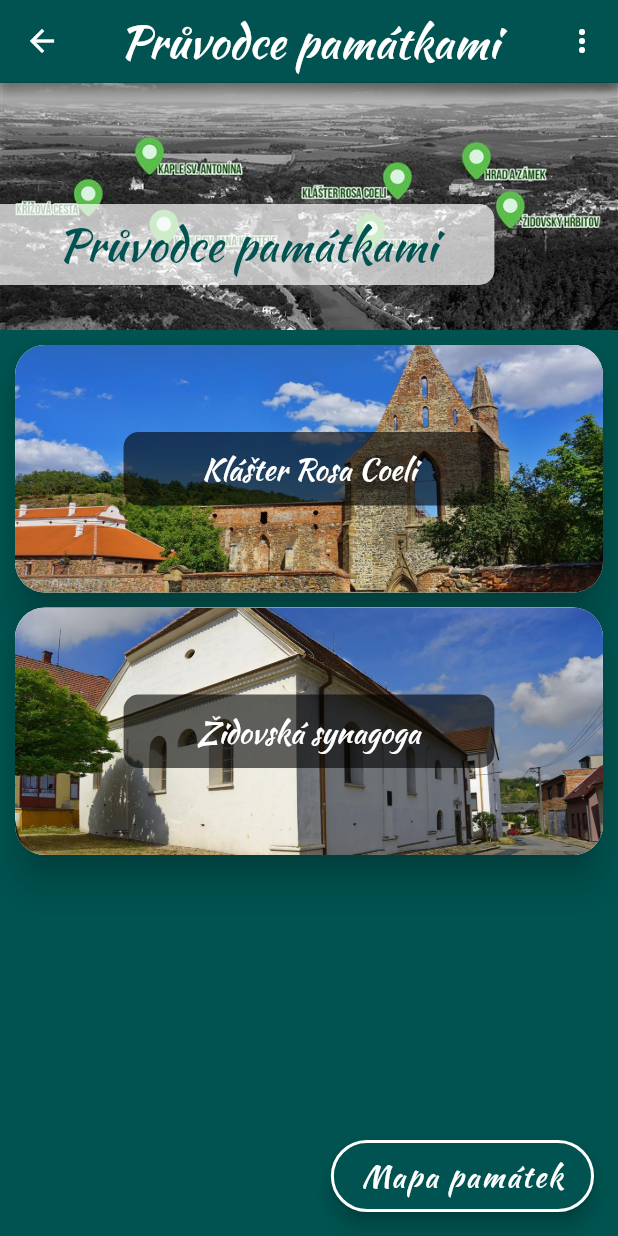
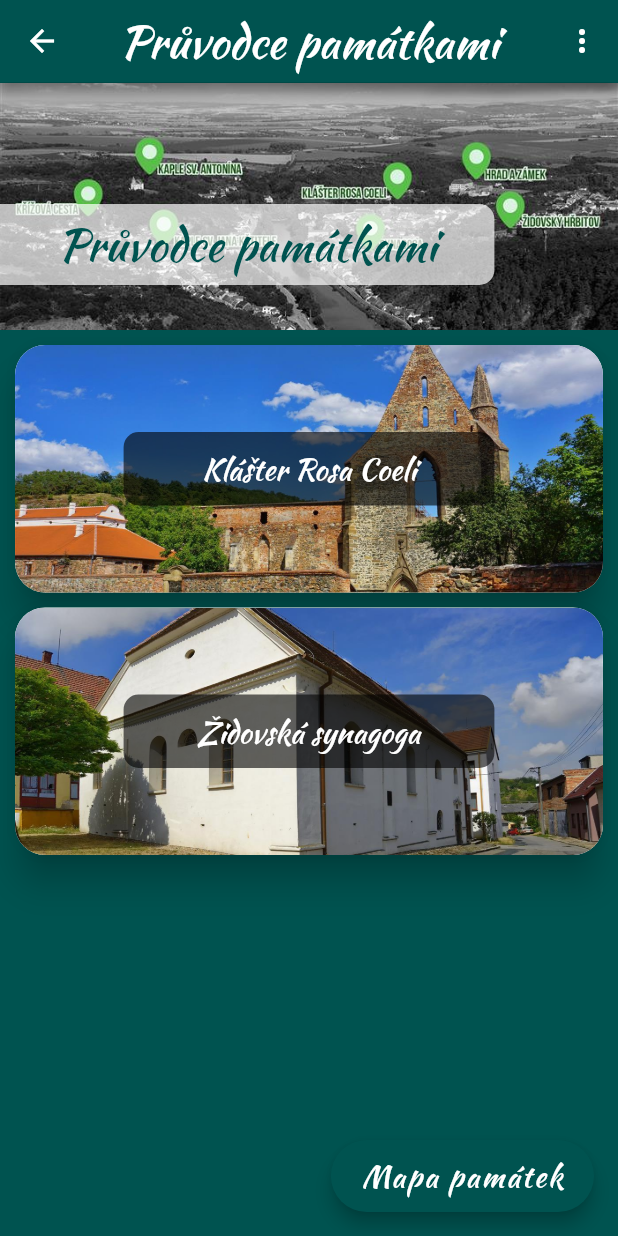
Before and after one commit to zowelu/dolni_kounice, a Flutter app: the screen it shows after launch, after a tap on "Průvodce památkami", on a phone screen of 412 x 824 dp. Run offline on Flutter 3.47's test engine with Material 2 defaults, Android fonts, the phone set to English and light mode, and no system bars; our stand-ins replace audioplayers, photo_view, splashscreen.

Commit message:
floatingButton odstranění rámečku

```diff
--- a/lib/components/floating_button.dart
+++ b/lib/components/floating_button.dart
@@ -2,7 +2,9 @@ import 'package:flutter/material.dart';
 import 'package:dolni_kounice/constants/constants.dart';
 
 class FloatingButton extends StatelessWidget {
-  const FloatingButton({@required this.onPressedFloatingButton, @required this.textOfFloatingButton});
+  const FloatingButton(
+      {@required this.onPressedFloatingButton,
+      @required this.textOfFloatingButton});
 
   final String textOfFloatingButton;
   final Function onPressedFloatingButton;
@@ -17,10 +19,10 @@ class FloatingButton extends StatelessWidget {
       elevation: 5,
       backgroundColor: kBackgroundColor,
       shape: RoundedRectangleBorder(
-          borderRadius: BorderRadius.all(
-            Radius.circular(30.0),
-          ),
-          side: BorderSide(width: 2.0, color: Colors.white)),
+        borderRadius: BorderRadius.all(
+          Radius.circular(30.0),
+        ),
+      ),
       onPressed: onPressedFloatingButton,
     );
   }
```
